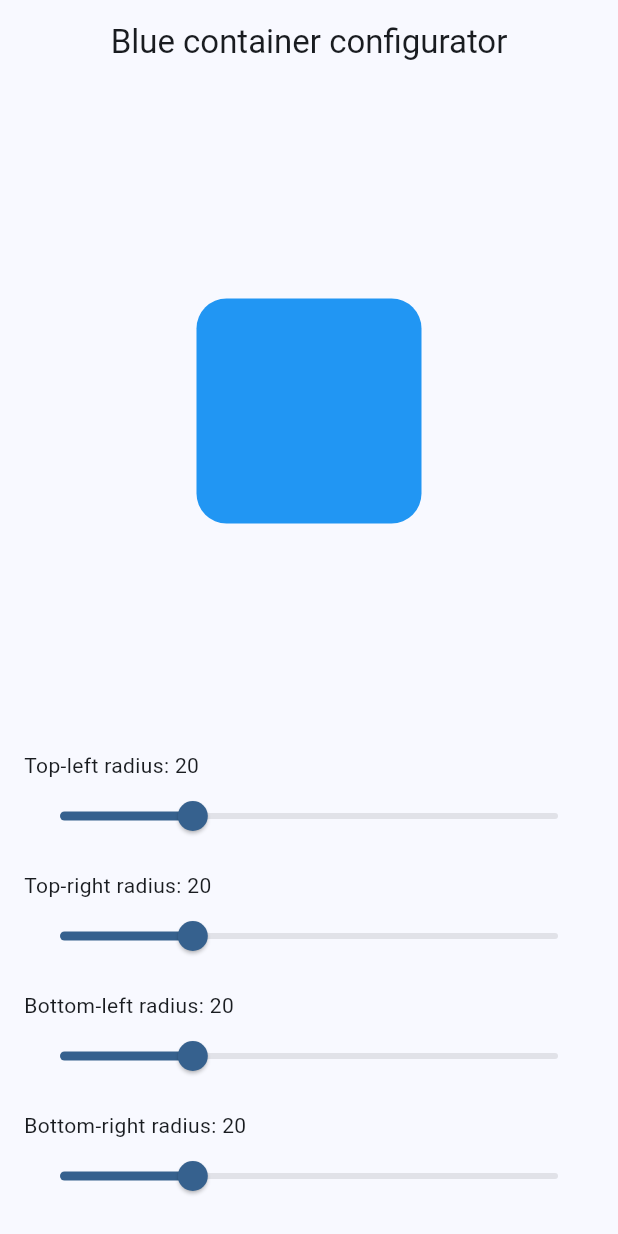
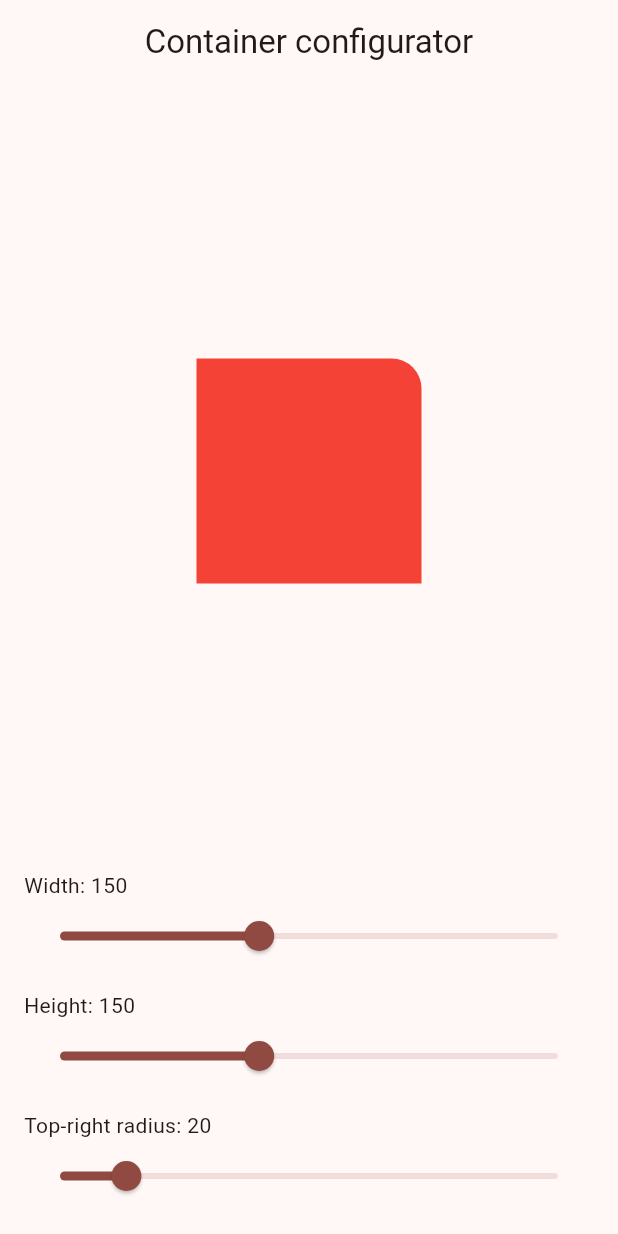
Before and after one commit to SHeffHyaa/lab11, a Flutter app: the screen it shows after launch, on a phone screen of 412 x 824 dp. Run offline on Flutter 3.47's test engine with Material 3 defaults, Android fonts, the phone set to English and light mode, and no system bars.

```diff
--- a/lib/main.dart
+++ b/lib/main.dart
@@ -4,56 +4,49 @@ import 'package:provider/provider.dart';
 void main() {
   runApp(
     ChangeNotifierProvider(
-      create: (_) => CornerConfig(),
+      create: (_) => ContainerConfig(),
       child: const MyApp(),
     ),
   );
 }
 
-/// ===== МОДЕЛЬ СТАНУ ДЛЯ КУТІВ КОНТЕЙНЕРА =====
-class CornerConfig extends ChangeNotifier {
-  double _topLeft = 20;
-  double _topRight = 20;
-  double _bottomLeft = 20;
-  double _bottomRight = 20;
+/// ----- МОДЕЛЬ СТАНУ ДЛЯ PROVIDER -----
+class ContainerConfig extends ChangeNotifier {
+  double _width = 150;
+  double _height = 150;
+  double _topRightRadius = 20;
 
-  double get topLeft => _topLeft;
-  double get topRight => _topRight;
-  double get bottomLeft => _bottomLeft;
-  double get bottomRight => _bottomRight;
+  double get width => _width;
+  double get height => _height;
+  double get topRightRadius => _topRightRadius;
 
-  void setTopLeft(double value) {
-    _topLeft = value;
+  void setWidth(double value) {
+    _width = value;
     notifyListeners();
   }
 
-  void setTopRight(double value) {
-    _topRight = value;
+  void setHeight(double value) {
+    _height = value;
     notifyListeners();
   }
 
-  void setBottomLeft(double value) {
-    _bottomLeft = value;
-    notifyListeners();
-  }
-
-  void setBottomRight(double value) {
-    _bottomRight = value;
+  void setTopRightRadius(double value) {
+    _topRightRadius = value;
     notifyListeners();
   }
 }
 
-/// ===== ROOT-ВІДЖЕТ =====
+/// ----- ROOT-ВІДЖЕТ -----
 class MyApp extends StatelessWidget {
   const MyApp({super.key});
 
   @override
   Widget build(BuildContext context) {
     return MaterialApp(
-      title: 'Lab 11 Variant 2',
+      title: 'Lab 11 Provider',
       debugShowCheckedModeBanner: false,
       theme: ThemeData(
-        colorScheme: ColorScheme.fromSeed(seedColor: Colors.blue),
+        colorScheme: ColorScheme.fromSeed(seedColor: Colors.red),
         useMaterial3: true,
       ),
       home: const ConfigScreen(),
@@ -61,7 +54,7 @@ class MyApp extends StatelessWidget {
   }
 }
 
-/// ===== ГОЛОВНИЙ ЕКРАН =====
+/// ----- ГОЛОВНИЙ ЕКРАН -----
 class ConfigScreen extends StatelessWidget {
   const ConfigScreen({super.key});
 
@@ -69,20 +62,24 @@ class ConfigScreen extends StatelessWidget {
   Widget build(BuildContext context) {
     return Scaffold(
       appBar: AppBar(
-        title: const Text('Blue container configurator'),
+        title: const Text('Container configurator'),
         centerTitle: true,
       ),
       body: Padding(
         padding: const EdgeInsets.all(16.0),
         child: Column(
-          children: const [
-            Expanded(
+          children: [
+            // прев'ю контейнера
+            const Expanded(
               child: Center(
-                child: BlueContainerPreview(),
+                child: RedContainerPreview(),
               ),
             ),
-            SizedBox(height: 24),
-            SliderSection(),
+
+            const SizedBox(height: 24),
+
+            // секція зі слайдерами
+            const SliderSection(),
           ],
         ),
       ),
@@ -90,79 +87,66 @@ class ConfigScreen extends StatelessWidget {
   }
 }
 
-/// ===== КАСТОМНИЙ ВІДЖЕТ: СИНІЙ КОНТЕЙНЕР =====
-class BlueContainerPreview extends StatelessWidget {
-  const BlueContainerPreview({super.key});
+/// ----- КАСТОМНИЙ ВІДЖЕТ: ЧЕРВОНИЙ КОНТЕЙНЕР -----
+class RedContainerPreview extends StatelessWidget {
+  const RedContainerPreview({super.key});
 
   @override
   Widget build(BuildContext context) {
-    final config = context.watch<CornerConfig>();
+    final config = context.watch<ContainerConfig>();
 
     return AnimatedContainer(
       duration: const Duration(milliseconds: 200),
-      width: 150,
-      height: 150,
+      width: config.width,
+      height: config.height,
       decoration: BoxDecoration(
-        color: Colors.blue,
+        color: Colors.red,
         borderRadius: BorderRadius.only(
-          topLeft: Radius.circular(config.topLeft),
-          topRight: Radius.circular(config.topRight),
-          bottomLeft: Radius.circular(config.bottomLeft),
-          bottomRight: Radius.circular(config.bottomRight),
+          topRight: Radius.circular(config.topRightRadius),
         ),
       ),
     );
   }
 }
 
-/// ===== КАСТОМНИЙ ВІДЖЕТ: СЕКЦІЯ ЗІ СЛАЙДЕРАМИ =====
+/// ----- КАСТОМНИЙ ВІДЖЕТ: СЕКЦІЯ ЗІ СЛАЙДЕРАМИ -----
 class SliderSection extends StatelessWidget {
   const SliderSection({super.key});
 
   @override
   Widget build(BuildContext context) {
-    final config = context.watch<CornerConfig>();
+    final config = context.watch<ContainerConfig>();
 
     return Column(
       crossAxisAlignment: CrossAxisAlignment.start,
       children: [
-        Text('Top-left radius: ${config.topLeft.toStringAsFixed(0)}'),
+        Text('Width: ${config.width.toStringAsFixed(0)}'),
         Slider(
-          min: 0,
-          max: 75,
-          value: config.topLeft,
+          min: 50,
+          max: 300,
+          value: config.width,
           onChanged: (value) =>
-              context.read<CornerConfig>().setTopLeft(value),
+              context.read<ContainerConfig>().setWidth(value),
         ),
         const SizedBox(height: 12),
 
-        Text('Top-right radius: ${config.topRight.toStringAsFixed(0)}'),
+        Text('Height: ${config.height.toStringAsFixed(0)}'),
         Slider(
-          min: 0,
-          max: 75,
-          value: config.topRight,
+          min: 50,
+          max: 300,
+          value: config.height,
           onChanged: (value) =>
-              context.read<CornerConfig>().setTopRight(value),
+              context.read<ContainerConfig>().setHeight(value),
         ),
         const SizedBox(height: 12),
 
-        Text('Bottom-left radius: ${config.bottomLeft.toStringAsFixed(0)}'),
+        Text('Top-right radius: ${config.topRightRadius.toStringAsFixed(0)}'),
         Slider(
           min: 0,
-          max: 75,
-          value: config.bottomLeft,
+          max: 150,
+          value: config.topRightRadius,
           onChanged: (value) =>
-              context.read<CornerConfig>().setBottomLeft(value),
-        ),
-        const SizedBox(height: 12),
-
-        Text('Bottom-right radius: ${config.bottomRight.toStringAsFixed(0)}'),
-        Slider(
-          min: 0,
-          max: 75,
-          value: config.bottomRight,
-          onChanged: (value) =>
-              context.read<CornerConfig>().setBottomRight(value),
+              context.read<ContainerConfig>().setTopRightRadius(value),
         ),
       ],
     );
```
